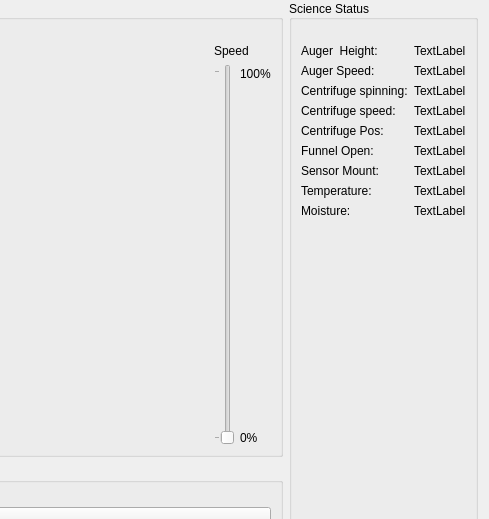
The window that Workspace/src/rover_gui/ui/sciencecontrolswidget.ui (uwrobotics/MarsRover2019) describes before a commit, drawn with Qt 5; both pictures show x 532 to 1021 and y 0 to 519 of the 1021 by 633 pixel window.
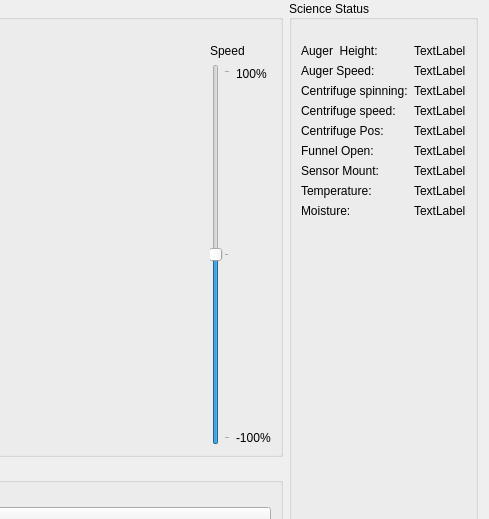
The same window after the commit.

The edit to the form file:
```diff
--- a/Workspace/src/rover_gui/ui/sciencecontrolswidget.ui
+++ b/Workspace/src/rover_gui/ui/sciencecontrolswidget.ui
@@ -260,6 +260,9 @@
       </item>
       <item row="1" column="3" rowspan="3">
        <widget class="QSlider" name="augerSpeedSlider">
+        <property name="minimum">
+         <number>-10</number>
+        </property>
         <property name="maximum">
          <number>10</number>
         </property>
@@ -276,7 +279,7 @@
          <enum>Qt::Vertical</enum>
         </property>
         <property name="tickPosition">
-         <enum>QSlider::TicksAbove</enum>
+         <enum>QSlider::TicksBelow</enum>
         </property>
         <property name="tickInterval">
          <number>10</number>
@@ -286,7 +289,7 @@
       <item row="3" column="4">
        <widget class="QLabel" name="label_18">
         <property name="text">
-         <string>0%</string>
+         <string>-100%</string>
         </property>
        </widget>
       </item>
```
